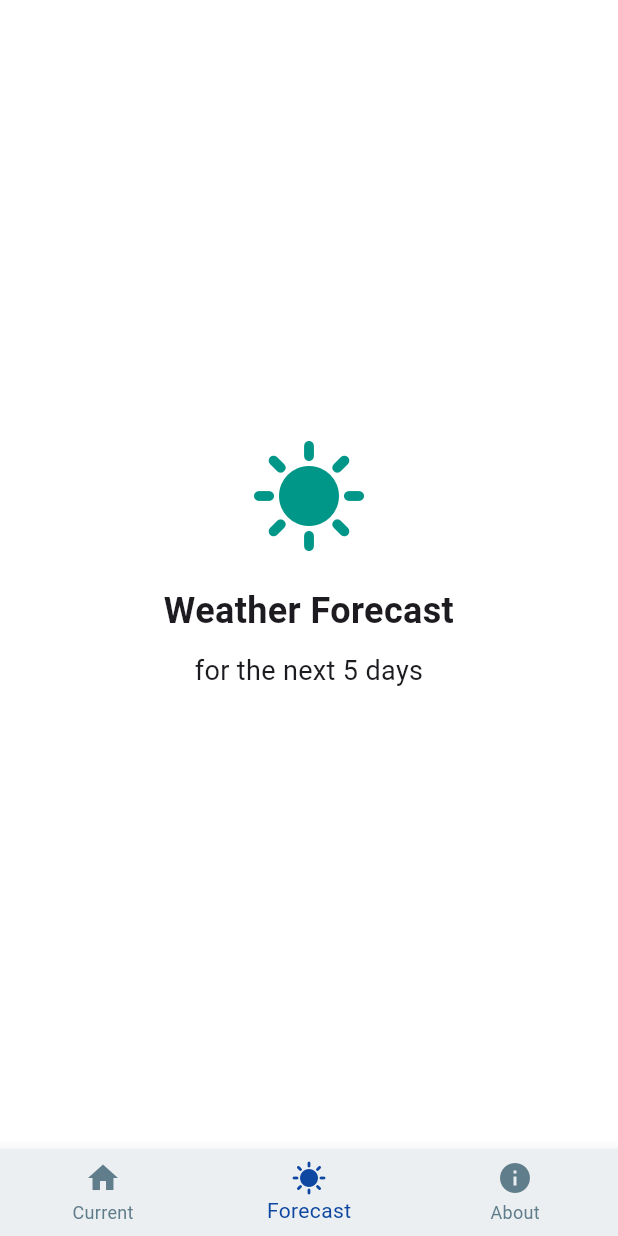
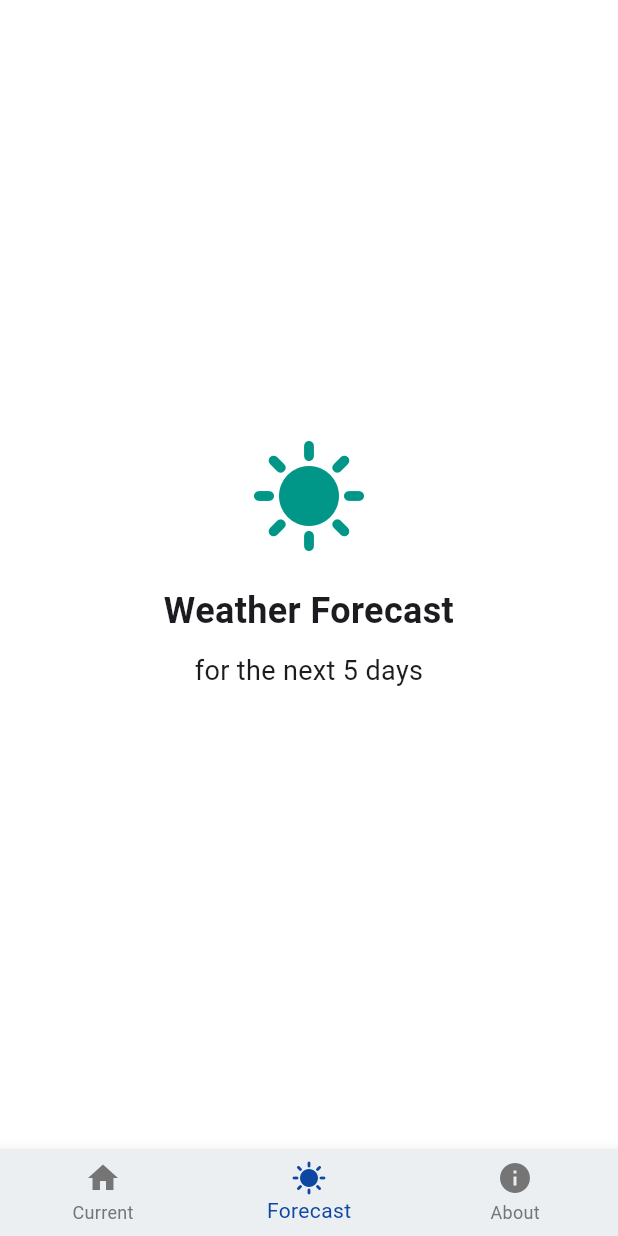
Before and after one commit to mccalljulia/weather_app, a Flutter app: the screen it shows after launch, item 2 of the bottom bar chosen, on a phone screen of 412 x 824 dp. Run offline on Flutter 3.47's test engine with Material 3 defaults, Android fonts, the phone set to English and light mode, and no system bars; our stand-ins replace flutter_dotenv, geolocator, google_fonts.

Commit message:
#9 Improve bottomnavigationbar look

```diff
--- a/lib/main.dart
+++ b/lib/main.dart
@@ -35,7 +35,7 @@ class WeatherApp extends StatelessWidget {
         theme: ThemeData(
           bottomNavigationBarTheme: BottomNavigationBarThemeData(
             selectedItemColor: Colors.blue.shade900,
-            unselectedItemColor: Colors.blueGrey,
+            unselectedItemColor: Colors.grey.shade600,
             type: BottomNavigationBarType.fixed,
           ),
           colorScheme: ColorScheme.fromSeed(seedColor: Colors.blue),
```
